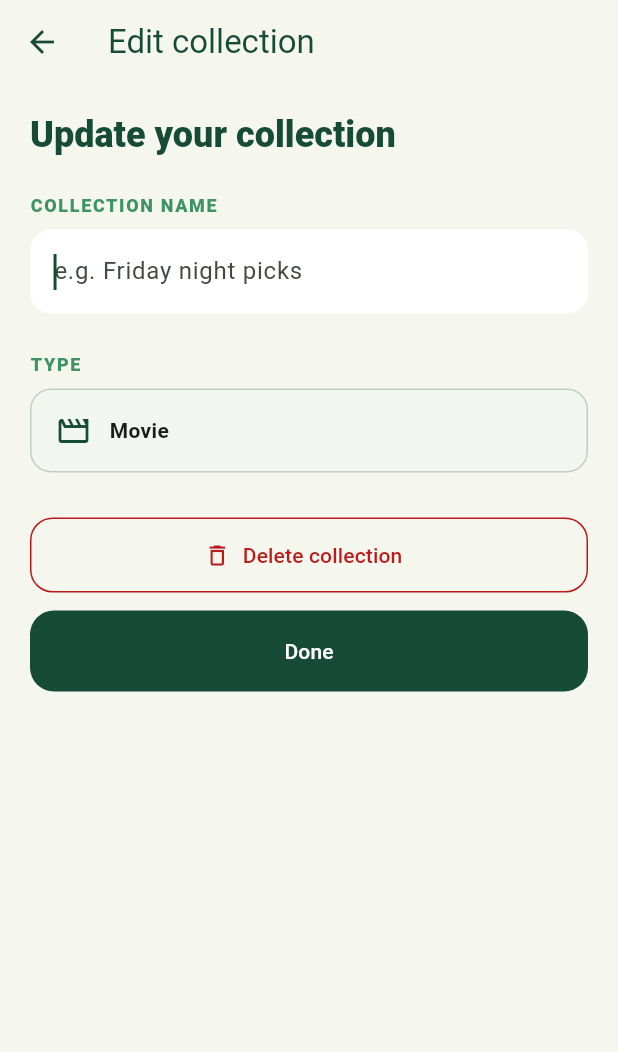
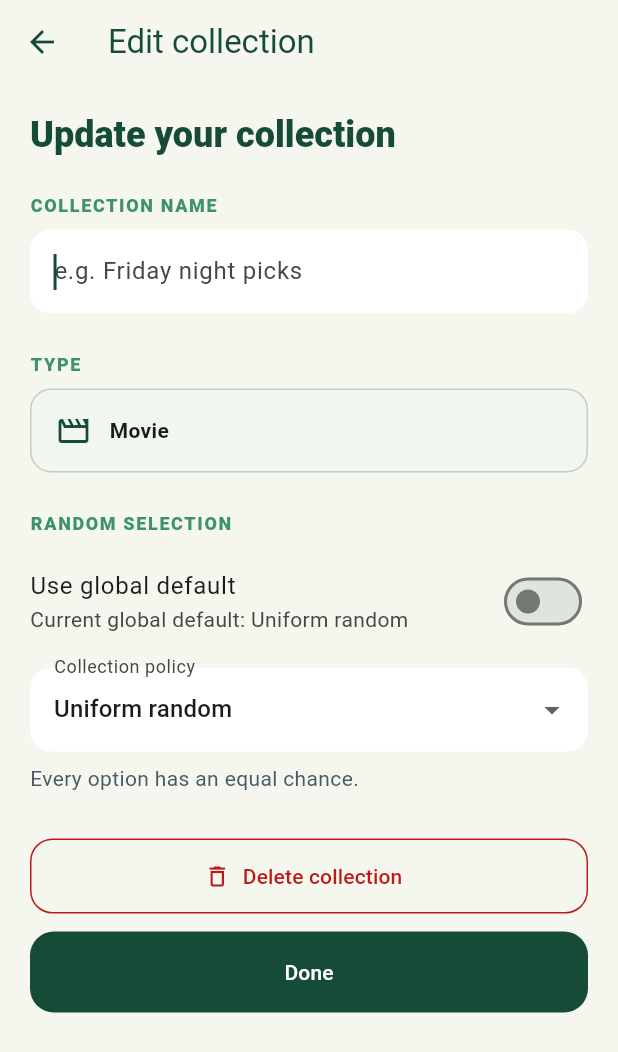
Before and after one commit to berryhermans/pickle, a Flutter app: the CollectionPage screen opened directly with empty values, after a tap on the "edit" icon, on a phone screen of 412 x 824 dp. Shown: the top 1052 px of the screen. Run offline on Flutter 3.47's test engine with Material 3 defaults, Android fonts, the phone set to English and light mode, and no system bars; our stand-ins replace shared_preferences; accounts and stored records are empty.

Commit message:
Add Random selection settings
Co-authored-by: Copilot <223556219+Copilot@users.noreply.github.com>

```diff
--- a/frontend/lib/features/collections/models/random_selection_policy.dart
+++ b/frontend/lib/features/collections/models/random_selection_policy.dart
@@ -9,3 +9,19 @@ enum RandomSelectionPolicy {
         orElse: () => RandomSelectionPolicy.uniform,
       );
 }
+
+extension RandomSelectionPolicyLabel on RandomSelectionPolicy {
+  String get label => switch (this) {
+    RandomSelectionPolicy.uniform => 'Uniform random',
+    RandomSelectionPolicy.avoidPrevious => 'Avoid previous pick',
+    RandomSelectionPolicy.noRepeatUntilAllUsed => 'No repeat until all used',
+  };
+
+  String get description => switch (this) {
+    RandomSelectionPolicy.uniform => 'Every option has an equal chance.',
+    RandomSelectionPolicy.avoidPrevious =>
+      'Avoid the last option picked at random.',
+    RandomSelectionPolicy.noRepeatUntilAllUsed =>
+      'Pick each option once before starting over.',
+  };
+}
--- a/frontend/lib/features/collections/screens/collection_page.dart
+++ b/frontend/lib/features/collections/screens/collection_page.dart
@@ -294,7 +294,10 @@ class _CollectionPageState extends State<CollectionPage> {
   Future<void> _editCollection() async {
     final result = await Navigator.of(context).push<CollectionEditorResult>(
       MaterialPageRoute(
-        builder: (_) => NewCollectionPage(collection: widget.collection),
+        builder: (_) => NewCollectionPage(
+          collection: widget.collection,
+          globalRandomPolicy: widget.globalRandomPolicy,
+        ),
       ),
     );
     if (!mounted || result == null) return;
@@ -306,7 +309,11 @@ class _CollectionPageState extends State<CollectionPage> {
 
     final updatedCollection = result.collection;
     if (updatedCollection == null) return;
-    setState(() => widget.collection.name = updatedCollection.name);
+    setState(() {
+      widget.collection.name = updatedCollection.name;
+      widget.collection.randomPolicyOverride =
+          updatedCollection.randomPolicyOverride;
+    });
     await widget.onChanged();
   }
 
--- a/frontend/lib/features/collections/screens/new_collection_page.dart
+++ b/frontend/lib/features/collections/screens/new_collection_page.dart
@@ -2,6 +2,7 @@ import 'package:flutter/material.dart';
 
 import '../../../app/pickle_theme.dart';
 import '../models/pickle_collection.dart';
+import '../models/random_selection_policy.dart';
 
 class CollectionEditorResult {
   const CollectionEditorResult({this.collection, this.deleted = false});
@@ -11,9 +12,14 @@ class CollectionEditorResult {
 }
 
 class NewCollectionPage extends StatefulWidget {
-  const NewCollectionPage({super.key, this.collection});
+  const NewCollectionPage({
+    super.key,
+    this.collection,
+    this.globalRandomPolicy = RandomSelectionPolicy.uniform,
+  });
 
   final PickleCollection? collection;
+  final RandomSelectionPolicy globalRandomPolicy;
 
   @override
   State<NewCollectionPage> createState() => _NewCollectionPageState();
@@ -22,11 +28,16 @@ class NewCollectionPage extends StatefulWidget {
 class _NewCollectionPageState extends State<NewCollectionPage> {
   final _nameController = TextEditingController();
   CollectionType _type = CollectionType.movie;
+  late bool _useGlobalRandomPolicy;
+  late RandomSelectionPolicy _randomPolicy;
 
   @override
   void initState() {
     super.initState();
     final collection = widget.collection;
+    _useGlobalRandomPolicy = collection?.randomPolicyOverride == null;
+    _randomPolicy =
+        collection?.randomPolicyOverride ?? widget.globalRandomPolicy;
     if (collection != null) {
       _nameController.text = collection.name;
       _type = collection.type;
@@ -48,7 +59,10 @@ class _NewCollectionPageState extends State<NewCollectionPage> {
           name: name,
           type: _type,
           items: widget.collection?.items,
-          randomPolicyOverride: widget.collection?.randomPolicyOverride,
+          randomPolicyOverride: widget.collection == null ||
+                  _useGlobalRandomPolicy
+              ? null
+              : _randomPolicy,
           previousRandomEntryId: widget.collection?.previousRandomEntryId,
           randomCycleEntryIds: widget.collection?.randomCycleEntryIds,
         ),
@@ -171,6 +185,49 @@ class _NewCollectionPageState extends State<NewCollectionPage> {
                 ],
               ),
             ),
+          if (widget.collection != null) ...[
+            const SizedBox(height: 25),
+            const _FieldLabel('RANDOM SELECTION'),
+            const SizedBox(height: 8),
+            SwitchListTile(
+              key: const ValueKey('inherit-global-random-policy'),
+              contentPadding: EdgeInsets.zero,
+              title: const Text('Use global default'),
+              subtitle: Text(
+                'Current global default: ${widget.globalRandomPolicy.label}',
+              ),
+              value: _useGlobalRandomPolicy,
+              onChanged: (value) =>
+                  setState(() => _useGlobalRandomPolicy = value),
+            ),
+            if (!_useGlobalRandomPolicy) ...[
+              const SizedBox(height: 8),
+              DropdownButtonFormField<RandomSelectionPolicy>(
+                key: const ValueKey('explicit-random-policy-dropdown'),
+                initialValue: _randomPolicy,
+                decoration: const InputDecoration(
+                  labelText: 'Collection policy',
+                ),
+                items: [
+                  for (final policy in RandomSelectionPolicy.values)
+                    DropdownMenuItem(
+                      value: policy,
+                      child: Text(policy.label),
+                    ),
+                ],
+                onChanged: (policy) {
+                  if (policy != null) {
+                    setState(() => _randomPolicy = policy);
+                  }
+                },
+              ),
+              const SizedBox(height: 8),
+              Text(
+                _randomPolicy.description,
+                style: TextStyle(color: Colors.blueGrey.shade700),
+              ),
+            ],
+          ],
           const SizedBox(height: 30),
           if (widget.collection != null) ...[
             SizedBox(
```
Also changed, not shown: frontend/lib/features/collections/screens/collections_page.dart (+21 -1 lines), frontend/lib/features/collections/screens/settings_page.dart (added, +97 -0 lines), 1 other file.
